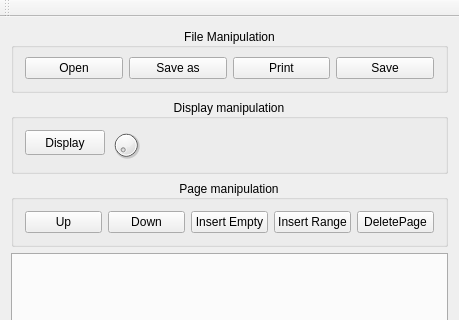
First picture: the form in pdfgui.ui, repository caronnee/pdfeditor, before the edit; both pictures show x 0 to 459 and y 0 to 320 of the 459 by 482 pixel window.
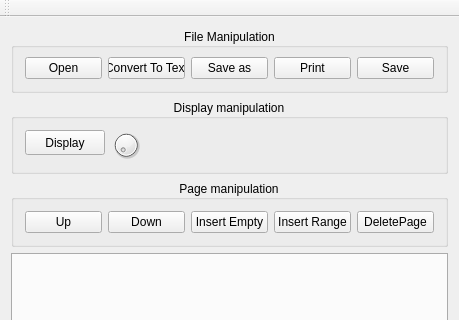
Second picture: the form after the edit. Custom widgets are drawn as their Qt base class.

```diff
--- a/pdfgui.ui
+++ b/pdfgui.ui
@@ -43,6 +43,14 @@
          </property>
         </widget>
        </item>
+       <item>
+        <widget class="QPushButton" name="getText">
+         <property name="text">
+          <string>Convert To Text</string>
+         </property>
+        </widget>
+       </item>
+
        <item>
         <widget class="QPushButton" name="SaveAs">
          <property name="text">
```
Left out of the diff: 6 changed lines with no effect on the pictures.
